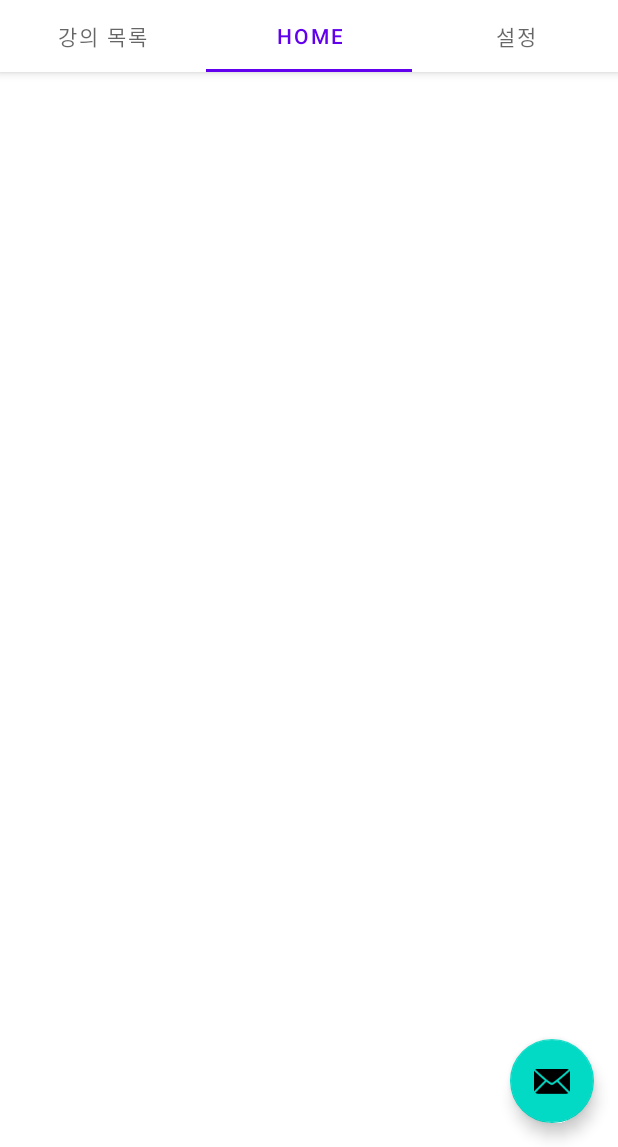
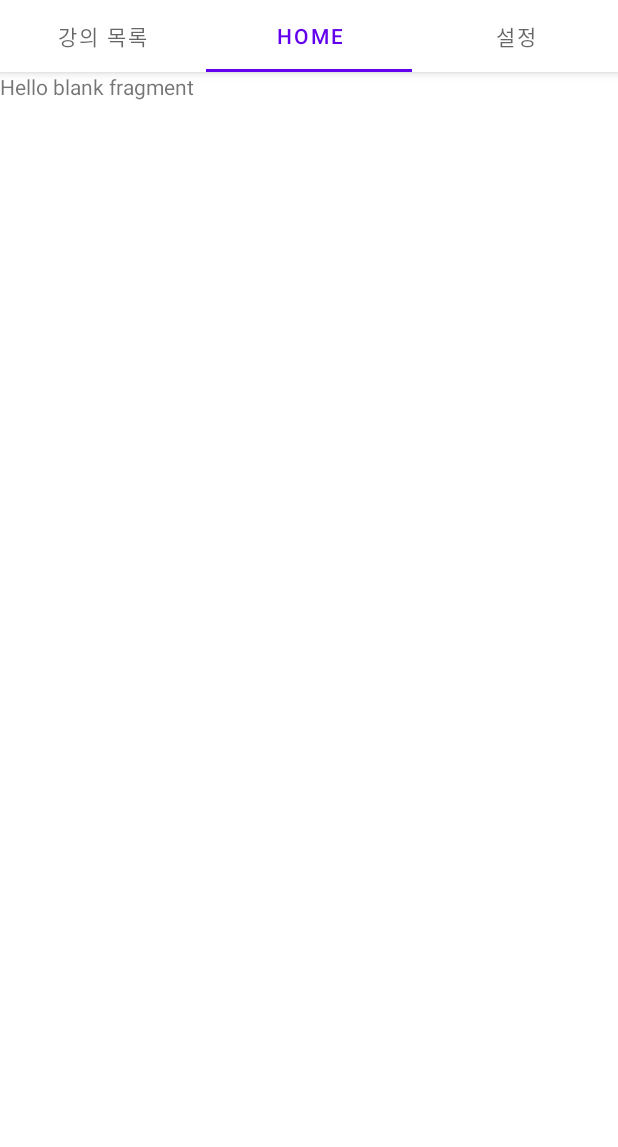
Before and after one commit to kotlin-with-prettiest/SE_AL, an Android app: the screen it shows after launch (MainActivity), tab 2 chosen, on a phone screen of 412 x 824 dp, the part 89-1236 px from its top. Run offline under Robolectric (Android 15) with nearby library versions, the phone set to English and light mode, and no system bars.

Commit message:
creat fragment

```diff
--- a/SEAL/app/build.gradle
+++ b/SEAL/app/build.gradle
@@ -42,6 +42,7 @@ dependencies {
     implementation 'androidx.constraintlayout:constraintlayout:2.1.2'
     implementation 'androidx.lifecycle:lifecycle-livedata-ktx:2.4.0'
     implementation 'androidx.lifecycle:lifecycle-viewmodel-ktx:2.4.0'
+    implementation 'androidx.legacy:legacy-support-v4:1.0.0'
     testImplementation 'junit:junit:4.+'
     androidTestImplementation 'androidx.test.ext:junit:1.1.3'
     androidTestImplementation 'androidx.test.espresso:espresso-core:3.4.0'
--- a/SEAL/app/src/main/java/com/example/seal/MainActivity.kt
+++ b/SEAL/app/src/main/java/com/example/seal/MainActivity.kt
@@ -21,16 +21,11 @@ class MainActivity : AppCompatActivity() {
         binding = ActivityMainBinding.inflate(layoutInflater)
         setContentView(binding.root)
 
-        val sectionsPagerAdapter = SectionsPagerAdapter(this, supportFragmentManager)
+        val sectionsPagerAdapter = SectionsPagerAdapter(this, supportFragmentManager, 3)
         val viewPager: ViewPager = binding.viewPager
         viewPager.adapter = sectionsPagerAdapter
         val tabs: TabLayout = binding.tabs
         tabs.setupWithViewPager(viewPager)
-        val fab: FloatingActionButton = binding.fab
 
-        fab.setOnClickListener { view ->
-            Snackbar.make(view, "Replace with your own action", Snackbar.LENGTH_LONG)
-                .setAction("Action", null).show()
-        }
     }
 }
--- /dev/null
+++ b/SEAL/app/src/main/java/com/example/seal/ui/main/ClassFragment.kt
@@ -0,0 +1,69 @@
+package com.example.seal.ui.main
+
+import android.os.Bundle
+import androidx.fragment.app.Fragment
+import android.view.LayoutInflater
+import android.view.View
+import android.view.ViewGroup
+import com.example.seal.R
+import com.google.android.material.floatingactionbutton.FloatingActionButton
+import com.google.android.material.snackbar.Snackbar
+
+// TODO: Rename parameter arguments, choose names that match
+// the fragment initialization parameters, e.g. ARG_ITEM_NUMBER
+private const val ARG_PARAM1 = "param1"
+private const val ARG_PARAM2 = "param2"
+
+/**
+ * A simple [Fragment] subclass.
+ * Use the [ClassFragment.newInstance] factory method to
+ * create an instance of this fragment.
+ */
+class ClassFragment : Fragment() {
+    // TODO: Rename and change types of parameters
+    private var param1: String? = null
+    private var param2: String? = null
+
+    override fun onCreate(savedInstanceState: Bundle?) {
+        super.onCreate(savedInstanceState)
+        arguments?.let {
+            param1 = it.getString(ARG_PARAM1)
+            param2 = it.getString(ARG_PARAM2)
+        }
+    }
+
+    override fun onCreateView(
+        inflater: LayoutInflater, container: ViewGroup?,
+        savedInstanceState: Bundle?
+    ): View? {
+        // Inflate the layout for this fragment
+        return inflater.inflate(R.layout.fragment_class, container, false)
+
+        val fab: FloatingActionButton
+
+        fab.setOnClickListener { view ->
+            Snackbar.make(view, "Replace with your own action", Snackbar.LENGTH_LONG)
+                .setAction("Action", null).show()
+        }
+    }
+
+    companion object {
+        /**
+         * Use this factory method to create a new instance of
+         * this fragment using the provided parameters.
+         *
+         * @param param1 Parameter 1.
+         * @param param2 Parameter 2.
+         * @return A new instance of fragment ClassFragment.
+         */
+        // TODO: Rename and change types and number of parameters
+        @JvmStatic
+        fun newInstance(param1: String, param2: String) =
+            ClassFragment().apply {
+                arguments = Bundle().apply {
+                    putString(ARG_PARAM1, param1)
+                    putString(ARG_PARAM2, param2)
+                }
+            }
+    }
+}
--- /dev/null
+++ b/SEAL/app/src/main/java/com/example/seal/ui/main/HomeFragment.kt
@@ -0,0 +1,60 @@
+package com.example.seal.ui.main
+
+import android.os.Bundle
+import androidx.fragment.app.Fragment
+import android.view.LayoutInflater
+import android.view.View
+import android.view.ViewGroup
+import com.example.seal.R
+
+// TODO: Rename parameter arguments, choose names that match
+// the fragment initialization parameters, e.g. ARG_ITEM_NUMBER
+private const val ARG_PARAM1 = "param1"
+private const val ARG_PARAM2 = "param2"
+
+/**
+ * A simple [Fragment] subclass.
+ * Use the [ClassFragment.newInstance] factory method to
+ * create an instance of this fragment.
+ */
+class HomeFragment : Fragment() {
+    // TODO: Rename and change types of parameters
+    private var param1: String? = null
+    private var param2: String? = null
+
+    override fun onCreate(savedInstanceState: Bundle?) {
+        super.onCreate(savedInstanceState)
+        arguments?.let {
+            param1 = it.getString(ARG_PARAM1)
+            param2 = it.getString(ARG_PARAM2)
+        }
+    }
+
+    override fun onCreateView(
+        inflater: LayoutInflater, container: ViewGroup?,
+        savedInstanceState: Bundle?
+    ): View? {
+        // Inflate the layout for this fragment
+        return inflater.inflate(R.layout.fragment_class, container, false)
+    }
+
+    companion object {
+        /**
+         * Use this factory method to create a new instance of
+         * this fragment using the provided parameters.
+         *
+         * @param param1 Parameter 1.
+         * @param param2 Parameter 2.
+         * @return A new instance of fragment ClassFragment.
+         */
+        // TODO: Rename and change types and number of parameters
+        @JvmStatic
+        fun newInstance(param1: String, param2: String) =
+            ClassFragment().apply {
+                arguments = Bundle().apply {
+                    putString(ARG_PARAM1, param1)
+                    putString(ARG_PARAM2, param2)
+                }
+            }
+    }
+}
--- a/SEAL/app/src/main/java/com/example/seal/ui/main/PlaceholderFragment.kt
+++ b/SEAL/app/src/main/java/com/example/seal/ui/main/PlaceholderFragment.kt
@@ -16,7 +16,7 @@ import com.example.seal.databinding.FragmentMainBinding
  */
 class PlaceholderFragment : Fragment() {
 
-    private lateinit var pageViewModel: PageViewModel
+
     private var _binding: FragmentMainBinding? = null
 
     // This property is only valid between onCreateView and
@@ -25,9 +25,7 @@ class PlaceholderFragment : Fragment() {
 
     override fun onCreate(savedInstanceState: Bundle?) {
         super.onCreate(savedInstanceState)
-        pageViewModel = ViewModelProvider(this).get(PageViewModel::class.java).apply {
-            setIndex(arguments?.getInt(ARG_SECTION_NUMBER) ?: 1)
-        }
+
     }
 
     override fun onCreateView(
@@ -39,9 +37,7 @@ class PlaceholderFragment : Fragment() {
         val root = binding.root
 
         val textView: TextView = binding.sectionLabel
-        pageViewModel.text.observe(viewLifecycleOwner, Observer {
-            textView.text = it
-        })
+
         return root
     }
 
--- a/SEAL/app/src/main/java/com/example/seal/ui/main/SectionsPagerAdapter.kt
+++ b/SEAL/app/src/main/java/com/example/seal/ui/main/SectionsPagerAdapter.kt
@@ -3,7 +3,8 @@ package com.example.seal.ui.main
 import android.content.Context
 import androidx.fragment.app.Fragment
 import androidx.fragment.app.FragmentManager
-import androidx.fragment.app.FragmentPagerAdapter
+import androidx.fragment.app.FragmentStatePagerAdapter
+import androidx.lifecycle.ViewModel
 import com.example.seal.R
 
 private val TAB_TITLES = arrayOf(
@@ -12,25 +13,21 @@ private val TAB_TITLES = arrayOf(
     R.string.tab_text_3
 )
 
-/**
- * A [FragmentPagerAdapter] that returns a fragment corresponding to
- * one of the sections/tabs/pages.
- */
-class SectionsPagerAdapter(private val context: Context, fm: FragmentManager) :
-    FragmentPagerAdapter(fm) {
 
+class SectionsPagerAdapter(private val context: Context, fm: FragmentManager, val fragmentCount : Int) : FragmentStatePagerAdapter(fm) {
     override fun getItem(position: Int): Fragment {
-        // getItem is called to instantiate the fragment for the given page.
-        // Return a PlaceholderFragment (defined as a static inner class below).
-        return PlaceholderFragment.newInstance(position + 1)
-    }
 
-    override fun getPageTitle(position: Int): CharSequence? {
-        return context.resources.getString(TAB_TITLES[position])
-    }
+            when (position) {
+                0 -> return ClassFragment()
+                1 -> return HomeFragment()
+                else -> return SettingFragment()
+            }
+        }
 
-    override fun getCount(): Int {
-        // Show 2 total pages.
-        return 3
-    }
+        override fun getPageTitle(position: Int): CharSequence? {
+            return context.resources.getString(TAB_TITLES[position])
+        }
+
+        override fun getCount(): Int = fragmentCount
+
 }
--- /dev/null
+++ b/SEAL/app/src/main/java/com/example/seal/ui/main/SettingFragment.kt
@@ -0,0 +1,60 @@
+package com.example.seal.ui.main
+
+import android.os.Bundle
+import androidx.fragment.app.Fragment
+import android.view.LayoutInflater
+import android.view.View
+import android.view.ViewGroup
+import com.example.seal.R
+
+// TODO: Rename parameter arguments, choose names that match
+// the fragment initialization parameters, e.g. ARG_ITEM_NUMBER
+private const val ARG_PARAM1 = "param1"
+private const val ARG_PARAM2 = "param2"
+
+/**
+ * A simple [Fragment] subclass.
+ * Use the [SettingFragment.newInstance] factory method to
+ * create an instance of this fragment.
+ */
+class SettingFragment : Fragment() {
+    // TODO: Rename and change types of parameters
+    private var param1: String? = null
+    private var param2: String? = null
+
+    override fun onCreate(savedInstanceState: Bundle?) {
+        super.onCreate(savedInstanceState)
+        arguments?.let {
+            param1 = it.getString(ARG_PARAM1)
+            param2 = it.getString(ARG_PARAM2)
+        }
+    }
+
+    override fun onCreateView(
+        inflater: LayoutInflater, container: ViewGroup?,
+        savedInstanceState: Bundle?
+    ): View? {
+        // Inflate the layout for this fragment
+        return inflater.inflate(R.layout.fragment_setting, container, false)
+    }
+
+    companion object {
+        /**
+         * Use this factory method to create a new instance of
+         * this fragment using the provided parameters.
+         *
+         * @param param1 Parameter 1.
+         * @param param2 Parameter 2.
+         * @return A new instance of fragment SettingFragment.
+         */
+        // TODO: Rename and change types and number of parameters
+        @JvmStatic
+        fun newInstance(param1: String, param2: String) =
+            SettingFragment().apply {
+                arguments = Bundle().apply {
+                    putString(ARG_PARAM1, param1)
+                    putString(ARG_PARAM2, param2)
+                }
+            }
+    }
+}
--- a/SEAL/app/src/main/res/layout/activity_main.xml
+++ b/SEAL/app/src/main/res/layout/activity_main.xml
@@ -33,12 +33,7 @@
         android:layout_height="match_parent"
         app:layout_behavior="@string/appbar_scrolling_view_behavior" />
 
-    <com.google.android.material.floatingactionbutton.FloatingActionButton
-        android:id="@+id/fab"
-        android:layout_width="wrap_content"
-        android:layout_height="wrap_content"
-        android:layout_gravity="bottom|end"
-        android:layout_marginEnd="@dimen/fab_margin"
-        android:layout_marginBottom="16dp"
-        app:srcCompat="@android:drawable/ic_dialog_email" />
+
+
+
 </androidx.coordinatorlayout.widget.CoordinatorLayout>
--- /dev/null
+++ b/SEAL/app/src/main/res/layout/fragment_class.xml
@@ -0,0 +1,14 @@
+<?xml version="1.0" encoding="utf-8"?>
+<FrameLayout xmlns:android="http://schemas.android.com/apk/res/android"
+    xmlns:tools="http://schemas.android.com/tools"
+    android:layout_width="match_parent"
+    android:layout_height="match_parent"
+    tools:context=".ui.main.ClassFragment">
+
+    <!-- TODO: Update blank fragment layout -->
+    <TextView
+        android:layout_width="match_parent"
+        android:layout_height="match_parent"
+        android:text="@string/hello_blank_fragment" />
+
+</FrameLayout>
--- a/SEAL/app/src/main/res/values/strings.xml
+++ b/SEAL/app/src/main/res/values/strings.xml
@@ -3,4 +3,6 @@
     <string name="tab_text_1">강의 목록</string>
     <string name="tab_text_2">home</string>
     <string name="tab_text_3">설정</string>
+    <!-- TODO: Remove or change this placeholder text -->
+    <string name="hello_blank_fragment">Hello blank fragment</string>
 </resources>
```
Also changed, not shown: SEAL/app/src/main/res/layout/fragment_home.xml (added, +16 -0 lines), SEAL/app/src/main/res/layout/fragment_setting.xml (added, +14 -0 lines).
